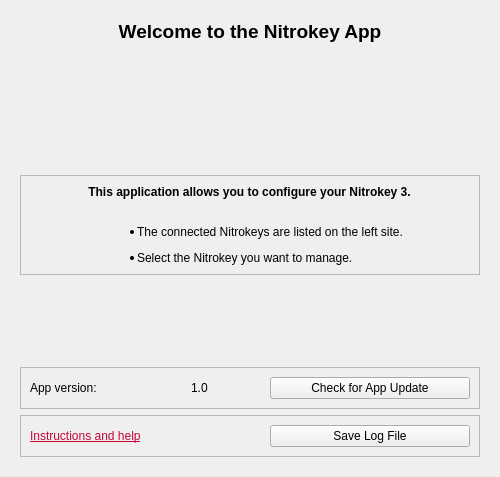
Above: nitrokeyapp/ui/welcome_tab.ui from Nitrokey/nitrokey-app2 before the change. Below: the same form after it.
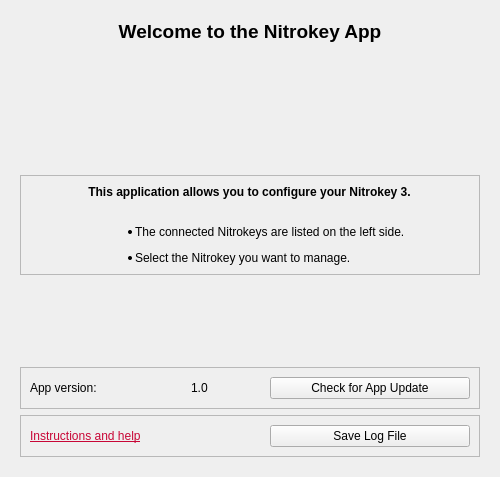
That is the form after the change. Icons and pictures are not drawn.

Patch:
```diff
--- a/nitrokeyapp/ui/welcome_tab.ui
+++ b/nitrokeyapp/ui/welcome_tab.ui
@@ -260,7 +260,7 @@
                </sizepolicy>
               </property>
               <property name="text">
-               <string>&lt;html&gt;&lt;head/&gt;&lt;body&gt;&lt;ul style=&quot;margin-top: 0px; margin-bottom: 0px; margin-left: 0px; margin-right: 0px; -qt-list-indent: 1;&quot;&gt;&lt;li style=&quot; margin-top:12px; margin-bottom:0px; margin-left:0px; margin-right:0px; -qt-block-indent:0; text-indent:0px;&quot;&gt;The connected Nitrokeys are listed on the left site.&lt;/li&gt;&lt;li style=&quot; margin-top:12px; margin-bottom:0px; margin-left:0px; margin-right:0px; -qt-block-indent:0; text-indent:0px;&quot;&gt;Select the Nitrokey you want to manage.&lt;/li&gt;&lt;/ul&gt;&lt;/body&gt;&lt;/html&gt;</string>
+               <string>&lt;html&gt;&lt;head/&gt;&lt;body&gt;&lt;ul style=&quot;margin-top: 0px; margin-bottom: 0px; margin-left: 0px; margin-right: 0px; -qt-list-indent: 1;&quot;&gt;&lt;li style=&quot; margin-top:12px; margin-bottom:0px; margin-left:0px; margin-right:0px; -qt-block-indent:0; text-indent:0px;&quot;&gt;The connected Nitrokeys are listed on the left side.&lt;/li&gt;&lt;li style=&quot; margin-top:12px; margin-bottom:0px; margin-left:0px; margin-right:0px; -qt-block-indent:0; text-indent:0px;&quot;&gt;Select the Nitrokey you want to manage.&lt;/li&gt;&lt;/ul&gt;&lt;/body&gt;&lt;/html&gt;</string>
               </property>
               <property name="alignment">
                <set>Qt::AlignLeading|Qt::AlignLeft|Qt::AlignVCenter</set>
```
